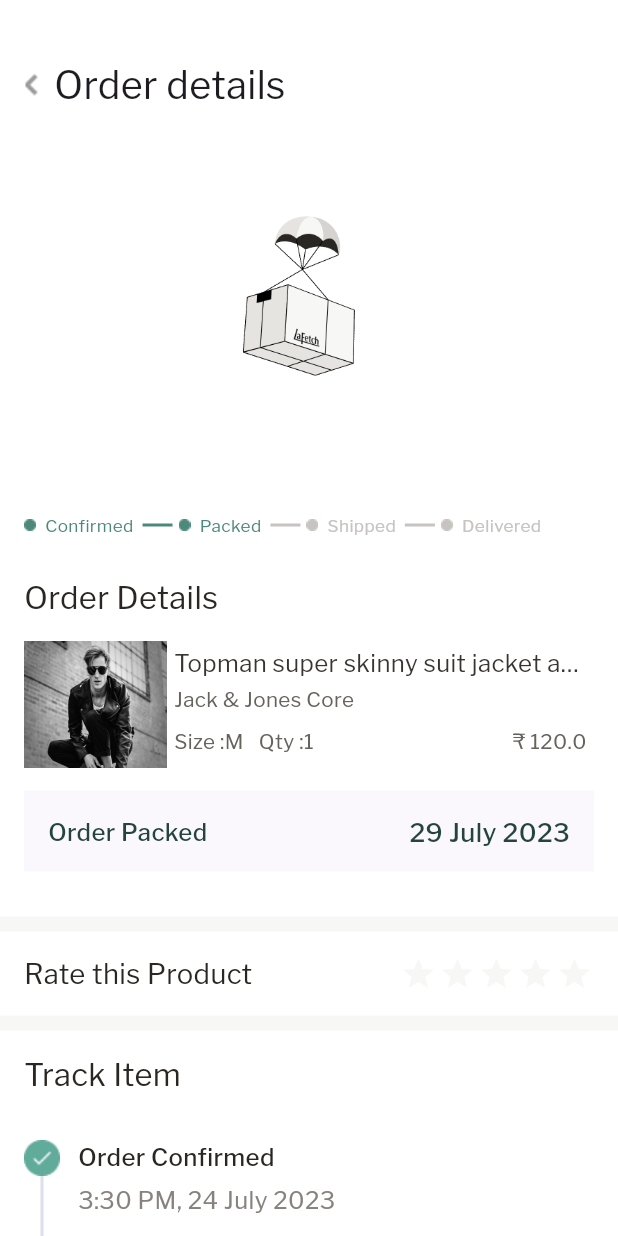
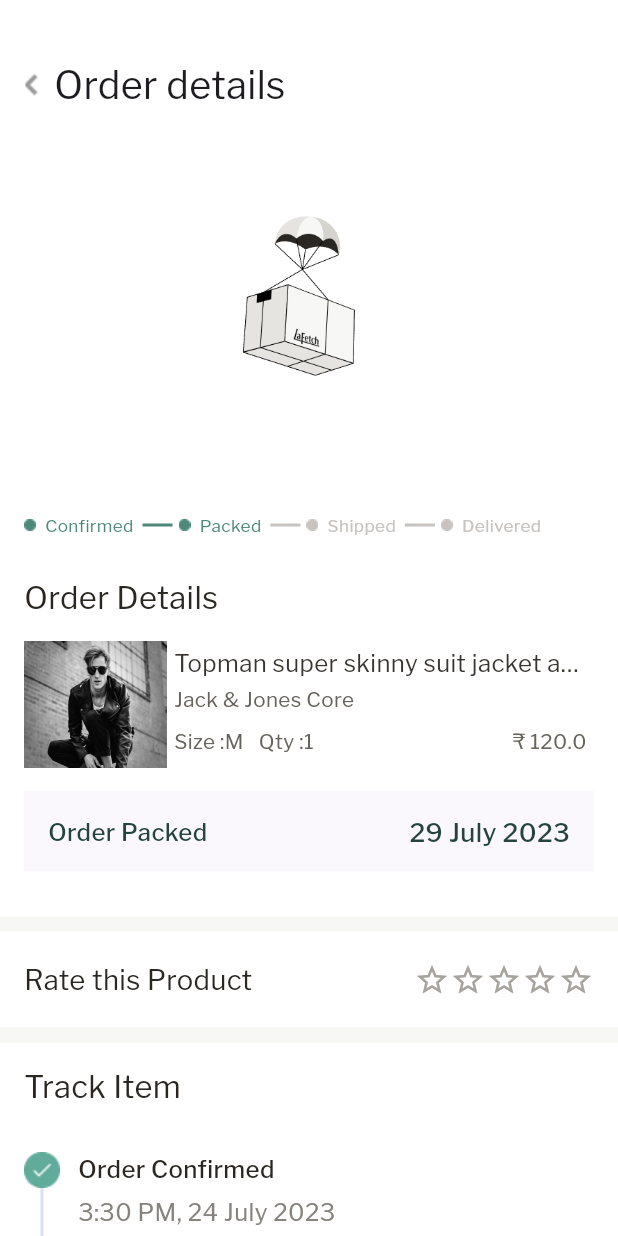
Before and after one commit to LaFetch2026/Lf_Application_Production, a Flutter app: the OrderDetailsScreen screen opened directly, on a phone screen of 412 x 824 dp. Run offline on Flutter 3.47's test engine with Material 2 defaults, Android fonts, the phone set to English and light mode, and no system bars; drawn by our look-alikes of flutter_rating_bar, getwidget; our stand-ins replace dropdown_button2, flutter_otp_text_field, flutter_screenutil, get, google_sign_in, logger and 1 more; accounts and stored records are empty.

Commit message:
added get widget plugin

```diff
--- a/lib/screens/orderdetailsscreen.dart
+++ b/lib/screens/orderdetailsscreen.dart
@@ -3,6 +3,7 @@
 import 'package:flutter/material.dart';
 import 'package:flutter_rating_bar/flutter_rating_bar.dart';
 import 'package:flutter_screenutil/flutter_screenutil.dart';
+import 'package:getwidget/getwidget.dart';
 import '../commonwidget/app_text.dart';
 import '../commonwidget/appbarwidgets/backbutton_appbar.dart';
 import '../utils/constants.dart';
@@ -15,6 +16,7 @@ class OrderDetailsScreen extends StatefulWidget {
 }
 
 class OrderDetailsScreenState extends State<OrderDetailsScreen> {
+  double _rating = 0;
   List<String> items = [
     "1",
     "2",
@@ -285,7 +287,7 @@ class OrderDetailsScreenState extends State<OrderDetailsScreen> {
                       color: whiteColor,
                       child: Padding(
                         padding: const EdgeInsets.only(
-                            left: 16, right: 16, top: 16, bottom: 16),
+                            left: 16, right: 16, top: 20, bottom: 20),
                         child: Row(
                           children: [
                             Expanded(
@@ -298,7 +300,7 @@ class OrderDetailsScreenState extends State<OrderDetailsScreen> {
                                 fontSize: 16.sp,
                               ),
                             ),
-                            RatingBar.builder(
+                            /*  RatingBar.builder(
                               initialRating: 0,
                               minRating: 1,
                               itemSize: 24,
@@ -316,7 +318,19 @@ class OrderDetailsScreenState extends State<OrderDetailsScreen> {
                               onRatingUpdate: (rating) {
                                 print(rating);
                               },
-                            )
+                            ) */
+                            GFRating(
+                              value: _rating,
+                              borderColor: const Color(0XFFA6A39F),
+                              color: Colors.amber,
+                              size: 24,
+                              onChanged: (value) {
+                                setState(() {
+                                  _rating = value;
+                                  print(value);
+                                });
+                              },
+                            ),
                           ],
                         ),
                       ),
--- a/pubspec.yaml
+++ b/pubspec.yaml
@@ -56,6 +56,7 @@ dependencies:
   cloud_firestore: ^2.5.0
   firebase_storage: ^10.2.0
   google_sign_in: ^6.1.6
+  getwidget: ^4.0.0
 
 
 dev_dependencies:
```
Also changed, not shown: pubspec.lock.
